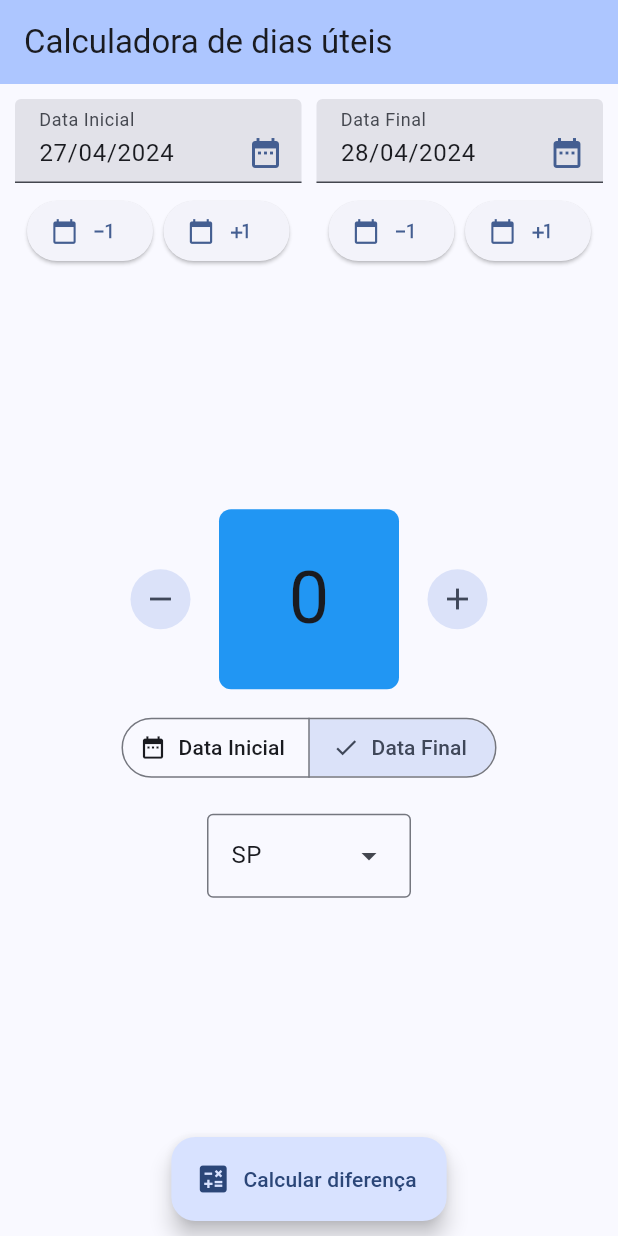
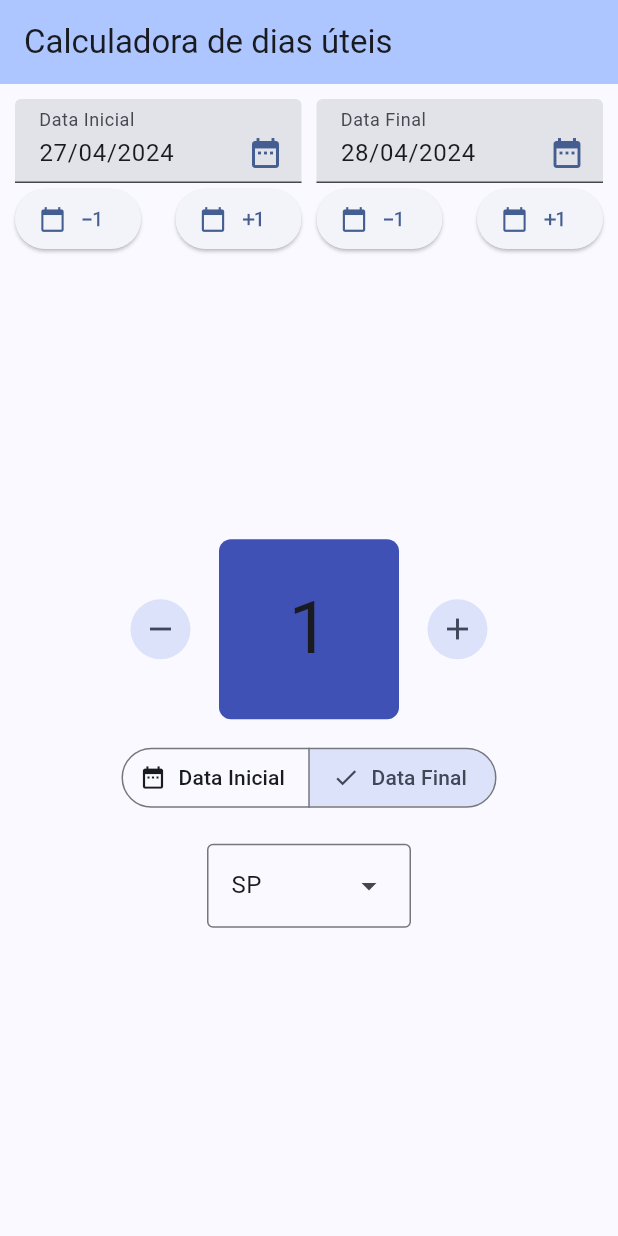
Before and after one commit to rgdev6/working_days_calculator, a Flutter app: the screen it shows after launch, after a tap on the "calendar today" icon, on a phone screen of 412 x 824 dp. Run offline on Flutter 3.47's test engine with Material 3 defaults, Android fonts, the light colour scheme and no system bars; our stand-ins replace bloc, flutter_bloc.

Commit message:
Refatoração do Calculation Cubit
Nova classe CalculationModel para representar os calculos feitos

Novos metódos no CalculationCubit para integrar o CalculationModel e facilitar as operações

Widgets e views atualizads para as mudanças do CalculationCubit e CalculationModel

```diff
--- /dev/null
+++ b/lib/calculator/calculation_model.dart
@@ -0,0 +1,37 @@
+import "../utils/date_utils.dart";
+import "../utils/uf.dart";
+
+class CalculationModel {
+  CalculationModel({
+    required this.initialDate,
+    required this.finalDate,
+    required this.differenceInDays,
+    required this.holidays,
+    required this.brazilState
+  });
+
+  final DateTime initialDate;
+  final DateTime finalDate;
+  final int differenceInDays;
+  final String holidays;
+  final BrazilStates brazilState;
+
+  String formatInitialDate() => format(initialDate);
+  String formatFinalDate() => format(finalDate);
+
+  CalculationModel copyWith({
+    DateTime? initialDate,
+    DateTime? finalDate,
+    int? differenceInDays,
+    String? holidays,
+    BrazilStates? brazilState,
+  }) {
+    return CalculationModel(
+      initialDate: initialDate ?? this.initialDate,
+      finalDate: finalDate ?? this.finalDate,
+      differenceInDays: differenceInDays ?? this.differenceInDays,
+      holidays: holidays ?? this.holidays,
+      brazilState: brazilState ?? this.brazilState
+    );
+  }
+}
--- a/lib/calculator/cubit/calculator_cubit.dart
+++ b/lib/calculator/cubit/calculator_cubit.dart
@@ -2,15 +2,60 @@ import "package:bloc/bloc.dart";
 
 import "../../utils/date_utils.dart";
 import "../../utils/uf.dart";
+import "../calculation_model.dart";
 
-class CalculatorCubit extends Cubit<({int days, String holidays})> {
-  CalculatorCubit() : super((days: 0, holidays: ""));
+class CalculatorCubit extends Cubit<CalculationModel> {
+  CalculatorCubit()
+      : super(CalculationModel(
+      initialDate: DateTime.now(),
+      finalDate: DateTime.now(),
+      differenceInDays: 0,
+      holidays: "",
+      brazilState: BrazilStates.SP));
 
-  void calculateDifference (DateTime startDate, DateTime endDate, {BrazilStates? state}) {
-    ({int days, String holidays}) result = calculateWorkingDays(
-        startDate,
-        endDate,
-        state: state
-    );
-    emit(result);
-  }}
+  List<CalculationModel> history = [];
+
+  void updateBrazilState(BrazilStates brazilState) {
+    var newCalculation = state.copyWith(brazilState: brazilState);
+    _calculate(newCalculation);
+  }
+
+  void decrementInitialDate() {
+    var newCalculation = state.copyWith(
+        initialDate: state.initialDate.subtract(const Duration(days: 1)));
+    _calculate(newCalculation);
+  }
+
+  void incrementInitialDate() {
+    var newCalculation = state.copyWith(
+        initialDate: state.initialDate.add(const Duration(days: 1)));
+    _calculate(newCalculation);
+  }
+
+  void decrementFinalDate() {
+    var newCalculation = state.copyWith(
+        finalDate: state.finalDate.subtract(const Duration(days: 1)));
+    _calculate(newCalculation);
+  }
+
+  void incrementFinalDate() {
+    var newCalculation =
+    state.copyWith(finalDate: state.finalDate.add(const Duration(days: 1)));
+    _calculate(newCalculation);
+  }
+
+  void calculateByDateRange(DateTime initialDate, DateTime finalDate) {
+    var newCalculation =
+    state.copyWith(initialDate: initialDate, finalDate: finalDate);
+    _calculate(newCalculation);
+  }
+
+  void _calculate(CalculationModel calculation) {
+    var result = calculateWorkingDays(
+        calculation.initialDate, calculation.finalDate,
+        state: BrazilStates.SP);
+    emit(calculation.copyWith(
+        differenceInDays: result.days, holidays: result.holidays));
+    history.add(calculation);
+  }
+}
--- a/lib/calculator/view/calculator_view.dart
+++ b/lib/calculator/view/calculator_view.dart
@@ -2,6 +2,7 @@ import "package:flutter/material.dart";
 import "package:flutter_bloc/flutter_bloc.dart";
 import "../../utils/date_utils.dart";
 import "../../utils/uf.dart";
+import "../calculation_model.dart";
 import "../cubit/calculator_cubit.dart";
 import "../widgets/brazil_states_dropdown_button.dart";
 import "../widgets/date_field.dart";
@@ -10,11 +11,14 @@ import "../widgets/date_to_update_segmented_button.dart";
 import "../widgets/increment_panel.dart";
 
 class CalculatorView extends StatelessWidget {
-  CalculatorView({super.key});
+  final GlobalKey<ScaffoldState> scaffoldKey = GlobalKey<ScaffoldState>();
 
   final initialDateController = TextEditingController();
+
   final lastDateController = TextEditingController();
-  DateToUpdate _dateToIncrement = DateToUpdate.ending;
+
+  DateToUpdate _dateToUpdate = DateToUpdate.Final;
+
   BrazilStates _currentState = BrazilStates.SP;
 
   @override
@@ -33,7 +37,12 @@ class CalculatorView extends StatelessWidget {
                 return Center(
                   child: Column(
                     children: [
-                      Row(
+                      BlocListener<CalculatorCubit, CalculationModel>(
+                        listener: (context, state) {
+                          initialDateController.text = state.formatInitialDate();
+                          lastDateController.text = state.formatFinalDate();
+                        },
+                        child: Row(
                           crossAxisAlignment: CrossAxisAlignment.start,
                           children: [
                             Flexible(
@@ -41,6 +50,17 @@ class CalculatorView extends StatelessWidget {
                                 textEditingController: initialDateController,
                                 labelText: "Data Inicial",
                                 date: DateTime.now(),
+                                onIncrement: () => context
+                                    .read<CalculatorCubit>()
+                                    .incrementInitialDate(),
+                                onDecrement: () => context
+                                    .read<CalculatorCubit>()
+                                    .decrementInitialDate(),
+                                onDateSelect: () => context
+                                    .read<CalculatorCubit>()
+                                    .calculateByDateRange(
+                                        parse(initialDateController.text),
+                                        parse(lastDateController.text)),
                               ),
                             ),
                             const SizedBox(
@@ -51,48 +71,49 @@ class CalculatorView extends StatelessWidget {
                                   textEditingController: lastDateController,
                                   labelText: "Data Final",
                                   date: DateTime.now(),
-                            ),
+                                  onIncrement: () => context
+                                      .read<CalculatorCubit>()
+                                      .incrementFinalDate(),
+                                  onDecrement: () => context
+                                      .read<CalculatorCubit>()
+                                      .decrementFinalDate(),
+                                  onDateSelect: () => context
+                                      .read<CalculatorCubit>()
+                                      .calculateByDateRange(
+                                          parse(initialDateController.text),
+                                          parse(lastDateController.text))),
                             ),
                           ],
                         ),
+                      ),
                       const Spacer(),
-                      BlocBuilder<CalculatorCubit, ({int days, String holidays})>(
+                      BlocBuilder<CalculatorCubit, CalculationModel>(
                           builder: (context, state) {
                         return Column(
                           children: [
                             IncrementPanel(
-                              counter: state.days,
+                              counter: state.differenceInDays,
                               onIncrement: () {
-                                if (_dateToIncrement == DateToUpdate.initial) {
-                                  var date = parse(initialDateController.text);
-                                  date = date.add(const Duration(days: 1));
-                                  initialDateController.text  = format(date);
-                                } else {
-                                  var date = parse(lastDateController.text);
-                                  date = date.add(const Duration(days: 1));
-                                  lastDateController.text  = format(date);
-                                }
+                                if (_dateToUpdate == DateToUpdate.Final) {
                                   context
                                       .read<CalculatorCubit>()
-                                    .calculateDifference(parse(initialDateController.text),
-                                    parse(lastDateController.text),
-                                    state: BrazilStates.SP);
+                                      .incrementFinalDate();
+                                } else {
+                                  context
+                                      .read<CalculatorCubit>()
+                                      .incrementInitialDate();
+                                }
                               },
                               onDecrement: () {
-                                if (_dateToIncrement == DateToUpdate.initial) {
-                                  var date = parse(initialDateController.text);
-                                  date.subtract(const Duration(days: 1));
-                                  initialDateController.text  = format(date);
-                                } else {
-                                  var date = parse(lastDateController.text);
-                                  date = date.subtract(const Duration(days: 1));
-                                  lastDateController.text  = format(date);
-                                }
+                                if (_dateToUpdate == DateToUpdate.Final) {
                                   context
                                       .read<CalculatorCubit>()
-                                    .calculateDifference(parse(initialDateController.text),
-                                    parse(lastDateController.text),
-                                    state: BrazilStates.SP);
+                                      .decrementFinalDate();
+                                } else {
+                                  context
+                                      .read<CalculatorCubit>()
+                                      .decrementInitialDate();
+                                }
                               },
                             ),
                           ],
@@ -100,32 +121,29 @@ class CalculatorView extends StatelessWidget {
                       }),
                       Column(
                         children: [
-                          DateToUpdateSegmentedButton(onSelectionChanged: (dates) {
-                            _dateToIncrement = dates.first;
-                          },),
-                          const SizedBox(height: 20,),
+                          DateToUpdateSegmentedButton(
+                            onSelectionChanged: (dates) {
+                              _dateToUpdate = dates.first;
+                            },
+                          ),
+                          const SizedBox(
+                            height: 20,
+                          ),
                           BrazilStatesDropdownButton(
                             onSelectionChanged: (state) {
                               _currentState = state;
+                              context
+                                  .read<CalculatorCubit>()
+                                  .updateBrazilState(state);
                             },
                           ),
                         ],
                       ),
-                      const Spacer(),
-                      BlocBuilder<CalculatorCubit, ({int days, String holidays})>(
+                      BlocBuilder<CalculatorCubit, CalculationModel>(
                           builder: (context, state) {
                         return Text(state.holidays);
                       }),
-                      FloatingActionButton.extended(
-                          onPressed: () {
-                            context
-                                .read<CalculatorCubit>()
-                                .calculateDifference(parse(initialDateController.text),
-                                parse(lastDateController.text),
-                                state: BrazilStates.SP);
-                          },
-                          icon: const Icon(Icons.calculate),
-                          label: const Text("Calcular diferença"))
+                      const Spacer(),
                     ],
                   ),
                 );
--- a/lib/calculator/widgets/date_field.dart
+++ b/lib/calculator/widgets/date_field.dart
@@ -9,11 +9,17 @@ class DateField extends StatefulWidget {
       {super.key,
       required this.textEditingController,
       required this.labelText,
-      required this.date});
+      required this.date,
+      required this.onIncrement,
+      required this.onDecrement,
+      required this.onDateSelect});
 
   final TextEditingController textEditingController;
   final String labelText;
   final DateTime date;
+  final VoidCallback onIncrement;
+  final VoidCallback onDecrement;
+  final VoidCallback onDateSelect;
 
   @override
   State<DateField> createState() => _DateFieldState();
@@ -45,8 +51,10 @@ class _DateFieldState extends State<DateField> {
           inputFormatters: [DateInputFormatter()],
           keyboardType: TextInputType.datetime,
           onChanged: (value) {
-            //TODO adapt
             if (value.isEmpty) return;
+            if (errorText() == null) {
+              widget.onDateSelect();
+            }
             setState(() {});
           },
           decoration: InputDecoration(
@@ -60,42 +68,21 @@ class _DateFieldState extends State<DateField> {
                   color: Theme.of(context).colorScheme.primary,
                 ),
                 onPressed: () async {
-                  var selectedDate = await selectDate(context,
-                      parse(widget.textEditingController.text));
-                  widget.textEditingController.text =
-                      format(selectedDate);
+                  var selectedDate = await selectDate(
+                      context, parse(widget.textEditingController.text));
+                  widget.textEditingController.text = format(selectedDate);
+                  widget.onDateSelect();
                 },
               )),
         ),
-        Padding(
-          padding: const EdgeInsets.all(8.0),
-          child: Row(
-            children: [
-              ElevatedButton.icon(
-                onPressed: () {
-                  String date = widget.textEditingController.text;
-                  var incrementedDate = parse(date).subtract(const Duration(days: 1));
-                  widget.textEditingController.text = format(incrementedDate);
-                  setState(() {});
-                },
-                label: const Icon(Icons.exposure_minus_1),
-                icon: const Icon(Icons.calendar_today),
-              ),
-              const Spacer(),
-              ElevatedButton.icon(
-                onPressed: () {
-                  String date = widget.textEditingController.text;
-                  var incrementedDate = parse(date).add(const Duration(days: 1));
-                  date = format(incrementedDate);
-                  setState(() {
-                    widget.textEditingController.text = format(incrementedDate);
-                  });
-                },
-                label: const Icon(Icons.plus_one),
-                icon: const Icon(Icons.calendar_today),
-              ),
-            ],
-          ),
+        Row(
+          children: [
+            IncrementDateButton.minus(
+              onPressed: widget.onDecrement,
+            ),
+            const Spacer(),
+            IncrementDateButton.plus(onPressed: widget.onIncrement),
+          ],
         )
       ],
     );
@@ -119,9 +106,8 @@ class DateInputFormatter extends TextInputFormatter {
     if (newValue.text.isEmpty) {
       return TextEditingValue(
         text: newValue.text,
-        selection: TextSelection.collapsed(offset: 0),
+        selection: const TextSelection.collapsed(offset: 0),
       );
-
     }
     if (newValue.text.length < oldValue.text.length) {
       if (oldValue.text.endsWith("/")) {
--- a/lib/calculator/widgets/date_to_update_segmented_button.dart
+++ b/lib/calculator/widgets/date_to_update_segmented_button.dart
@@ -1,9 +1,9 @@
 import "package:flutter/material.dart";
 
-enum DateToUpdate { initial, ending }
+enum DateToUpdate {Initial, Final}
 
 class DateToUpdateSegmentedButton extends StatefulWidget {
-  const DateToUpdateSegmentedButton({super.key, this.datesView = DateToUpdate.ending, this.onSelectionChanged});
+  const DateToUpdateSegmentedButton({super.key, this.datesView = DateToUpdate.Final, this.onSelectionChanged});
 
   final DateToUpdate datesView;
   final void Function(Set<DateToUpdate>)? onSelectionChanged;
@@ -19,11 +19,11 @@ class _DateToUpdateSegmentedButtonState extends State<DateToUpdateSegmentedButto
     return SegmentedButton<DateToUpdate>(
       segments: const <ButtonSegment<DateToUpdate>>[
         ButtonSegment<DateToUpdate>(
-            value: DateToUpdate.initial,
+            value: DateToUpdate.Initial,
             label: Text("Data Inicial"),
             icon: Icon(Icons.date_range)),
         ButtonSegment<DateToUpdate>(
-            value: DateToUpdate.ending,
+            value: DateToUpdate.Final,
             label: Text("Data Final"),
             icon: Icon(Icons.date_range)),
       ],
--- a/lib/calculator/widgets/increment_panel.dart
+++ b/lib/calculator/widgets/increment_panel.dart
@@ -17,26 +17,21 @@ class IncrementPanel extends StatefulWidget {
 }
 
 class _IncrementPanelState extends State<IncrementPanel> {
-  Color _backgroundColor = Colors.blue;
   double _containerSize = 120.0; // Initial container size
 
   void _handleIncrement(bool isIncrement) {
     setState(() {
       if (isIncrement) {
-        //widget.counter++;
         widget.onIncrement();
       } else {
-        //widget.counter--;
         widget.onDecrement();
       }
-      _backgroundColor = Colors.green;
       _containerSize =
           150.0; // Increase the container size during the transition
     });
 
     Future.delayed(const Duration(milliseconds: 200), () {
       setState(() {
-        _backgroundColor = Colors.blue;
         _containerSize =
             120.0; // Return the container size to its original value
       });
@@ -59,7 +54,7 @@ class _IncrementPanelState extends State<IncrementPanel> {
             child: AnimatedContainer(
               duration: const Duration(milliseconds: 100),
               decoration: BoxDecoration(
-                color: _backgroundColor,
+                color: Colors.indigo,
                 borderRadius: BorderRadius.circular(8.0),
               ),
               margin: const EdgeInsets.all(8),
```
Also changed, not shown: 1 other file. Lines whose indentation alone changed are shown as unchanged.
